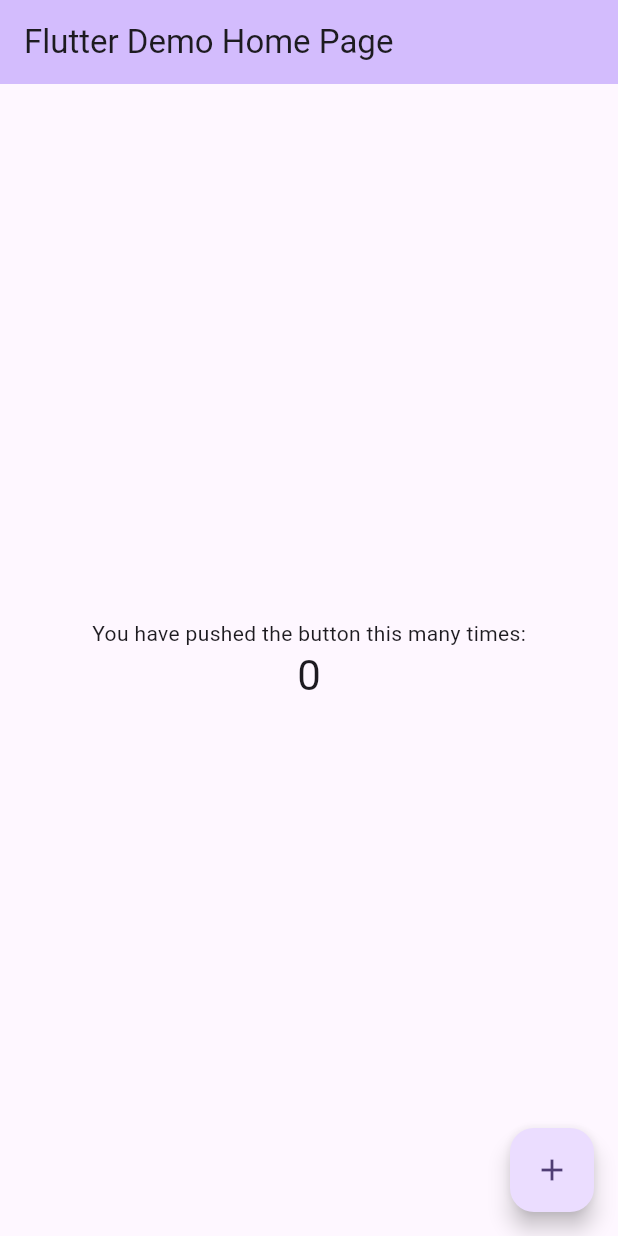
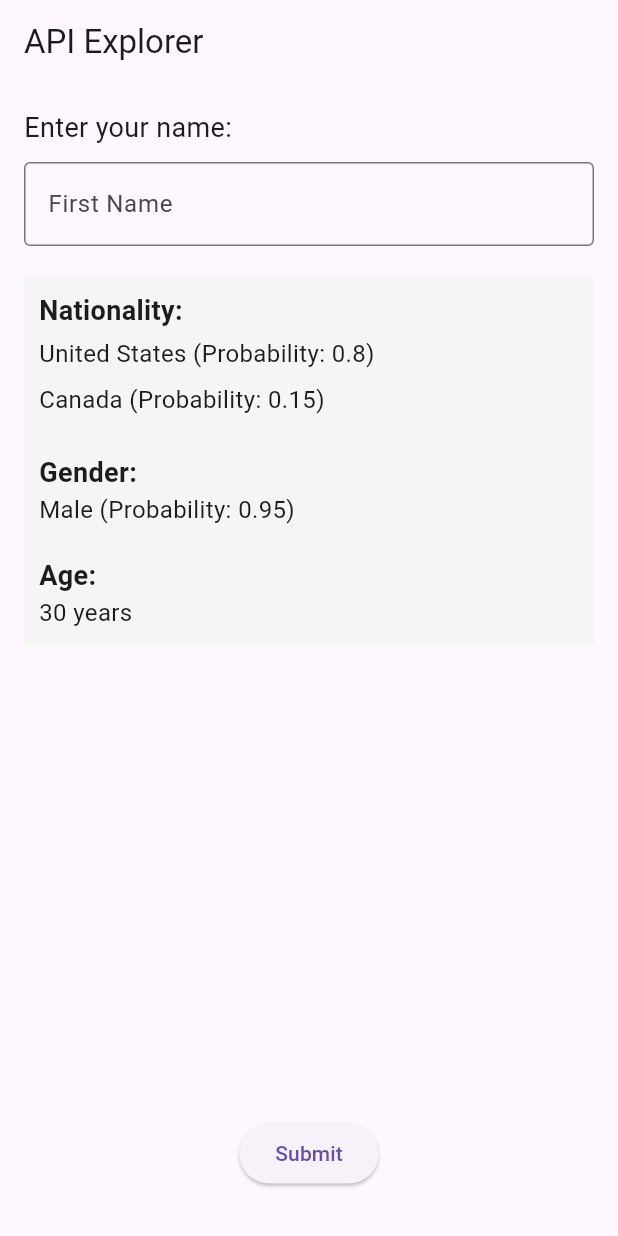
Before and after one commit to dinithmaleesha/flutter-api-explorer, a Flutter app: the screen it shows after launch, on a phone screen of 412 x 824 dp. Run offline on Flutter 3.47's test engine with Material 3 defaults, Android fonts, the phone set to English and light mode, and no system bars.

Commit message:
feat: implement UI with hardcoded data

```diff
--- a/lib/main.dart
+++ b/lib/main.dart
@@ -1,3 +1,4 @@
+import 'package:api_explorer/screens/home_screen.dart';
 import 'package:flutter/material.dart';
 
 void main() {
@@ -7,119 +8,10 @@ void main() {
 class MyApp extends StatelessWidget {
   const MyApp({super.key});
 
-  // This widget is the root of your application.
   @override
   Widget build(BuildContext context) {
     return MaterialApp(
-      title: 'Flutter Demo',
-      theme: ThemeData(
-        // This is the theme of your application.
-        //
-        // TRY THIS: Try running your application with "flutter run". You'll see
-        // the application has a purple toolbar. Then, without quitting the app,
-        // try changing the seedColor in the colorScheme below to Colors.green
-        // and then invoke "hot reload" (save your changes or press the "hot
-        // reload" button in a Flutter-supported IDE, or press "r" if you used
-        // the command line to start the app).
-        //
-        // Notice that the counter didn't reset back to zero; the application
-        // state is not lost during the reload. To reset the state, use hot
-        // restart instead.
-        //
-        // This works for code too, not just values: Most code changes can be
-        // tested with just a hot reload.
-        colorScheme: ColorScheme.fromSeed(seedColor: Colors.deepPurple),
-        useMaterial3: true,
-      ),
-      home: const MyHomePage(title: 'Flutter Demo Home Page'),
+      home: HomeScreen(),
     );
   }
 }
-
-class MyHomePage extends StatefulWidget {
-  const MyHomePage({super.key, required this.title});
-
-  // This widget is the home page of your application. It is stateful, meaning
-  // that it has a State object (defined below) that contains fields that affect
-  // how it looks.
-
-  // This class is the configuration for the state. It holds the values (in this
-  // case the title) provided by the parent (in this case the App widget) and
-  // used by the build method of the State. Fields in a Widget subclass are
-  // always marked "final".
-
-  final String title;
-
-  @override
-  State<MyHomePage> createState() => _MyHomePageState();
-}
-
-class _MyHomePageState extends State<MyHomePage> {
-  int _counter = 0;
-
-  void _incrementCounter() {
-    setState(() {
-      // This call to setState tells the Flutter framework that something has
-      // changed in this State, which causes it to rerun the build method below
-      // so that the display can reflect the updated values. If we changed
-      // _counter without calling setState(), then the build method would not be
-      // called again, and so nothing would appear to happen.
-      _counter++;
-    });
-  }
-
-  @override
-  Widget build(BuildContext context) {
-    // This method is rerun every time setState is called, for instance as done
-    // by the _incrementCounter method above.
-    //
-    // The Flutter framework has been optimized to make rerunning build methods
-    // fast, so that you can just rebuild anything that needs updating rather
-    // than having to individually change instances of widgets.
-    return Scaffold(
-      appBar: AppBar(
-        // TRY THIS: Try changing the color here to a specific color (to
-        // Colors.amber, perhaps?) and trigger a hot reload to see the AppBar
-        // change color while the other colors stay the same.
-        backgroundColor: Theme.of(context).colorScheme.inversePrimary,
-        // Here we take the value from the MyHomePage object that was created by
-        // the App.build method, and use it to set our appbar title.
-        title: Text(widget.title),
-      ),
-      body: Center(
-        // Center is a layout widget. It takes a single child and positions it
-        // in the middle of the parent.
-        child: Column(
-          // Column is also a layout widget. It takes a list of children and
-          // arranges them vertically. By default, it sizes itself to fit its
-          // children horizontally, and tries to be as tall as its parent.
-          //
-          // Column has various properties to control how it sizes itself and
-          // how it positions its children. Here we use mainAxisAlignment to
-          // center the children vertically; the main axis here is the vertical
-          // axis because Columns are vertical (the cross axis would be
-          // horizontal).
-          //
-          // TRY THIS: Invoke "debug painting" (choose the "Toggle Debug Paint"
-          // action in the IDE, or press "p" in the console), to see the
-          // wireframe for each widget.
-          mainAxisAlignment: MainAxisAlignment.center,
-          children: <Widget>[
-            const Text(
-              'You have pushed the button this many times:',
-            ),
-            Text(
-              '$_counter',
-              style: Theme.of(context).textTheme.headlineMedium,
-            ),
-          ],
-        ),
-      ),
-      floatingActionButton: FloatingActionButton(
-        onPressed: _incrementCounter,
-        tooltip: 'Increment',
-        child: const Icon(Icons.add),
-      ), // This trailing comma makes auto-formatting nicer for build methods.
-    );
-  }
-}
--- /dev/null
+++ b/lib/screens/home_screen.dart
@@ -0,0 +1,96 @@
+import 'package:flutter/material.dart';
+import 'package:flutter/widgets.dart';
+
+class HomeScreen extends StatelessWidget {
+  @override
+  Widget build(BuildContext context) {
+    /// TODO: add API
+    // Hard-coded details
+    final nationalities = [
+      {'country': 'United States', 'probability': 0.8},
+      {'country': 'Canada', 'probability': 0.15},
+    ];
+    final gender = {'gender': 'Male', 'probability': 0.95};
+    final age = 30;
+
+    return Scaffold(
+      appBar: AppBar(
+        title: Text('API Explorer'),
+      ),
+      body: Padding(
+        padding: const EdgeInsets.all(16.0),
+        child: Column(
+          crossAxisAlignment: CrossAxisAlignment.start,
+          children: [
+            Text(
+              'Enter your name:',
+              style: TextStyle(fontSize: 18),
+            ),
+            SizedBox(height: 10),
+            TextField(
+              decoration: InputDecoration(
+                border: OutlineInputBorder(),
+                labelText: 'First Name',
+              ),
+            ),
+            SizedBox(height: 20),
+            Container(
+              padding: EdgeInsets.all(10),
+              color: Colors.grey[100],
+              width: double.maxFinite,
+              child: Column(
+                crossAxisAlignment: CrossAxisAlignment.start,
+                children: [
+                  Text(
+                    'Nationality:',
+                    style: TextStyle(fontSize: 18, fontWeight: FontWeight.bold),
+                  ),
+                  ...nationalities.map((n) {
+                    return Padding(
+                      padding: const EdgeInsets.symmetric(vertical: 4.0),
+                      child: Text(
+                        '${n['country']} (Probability: ${n['probability']})',
+                        style: TextStyle(fontSize: 16),
+                      ),
+                    );
+                  }).toList(),
+                  SizedBox(height: 20),
+                  Text(
+                    'Gender:',
+                    style: TextStyle(fontSize: 18, fontWeight: FontWeight.bold),
+                  ),
+                  Text(
+                    '${gender['gender']} (Probability: ${gender['probability']})',
+                    style: TextStyle(fontSize: 16),
+                  ),
+                  SizedBox(height: 20),
+                  Text(
+                    'Age:',
+                    style: TextStyle(fontSize: 18, fontWeight: FontWeight.bold),
+                  ),
+                  Text(
+                    '$age years',
+                    style: TextStyle(fontSize: 16),
+                  ),
+                ],
+              ),
+            ),
+            Spacer(),
+            Align(
+              alignment: Alignment.bottomCenter,
+              child: Padding(
+                padding: EdgeInsets.all(15),
+                child: ElevatedButton(
+                  onPressed: () {
+                    print('Button Pressed');
+                  },
+                  child: Text('Submit'),
+                ),
+              ),
+            ),
+          ],
+        ),
+      ),
+    );
+  }
+}
```
